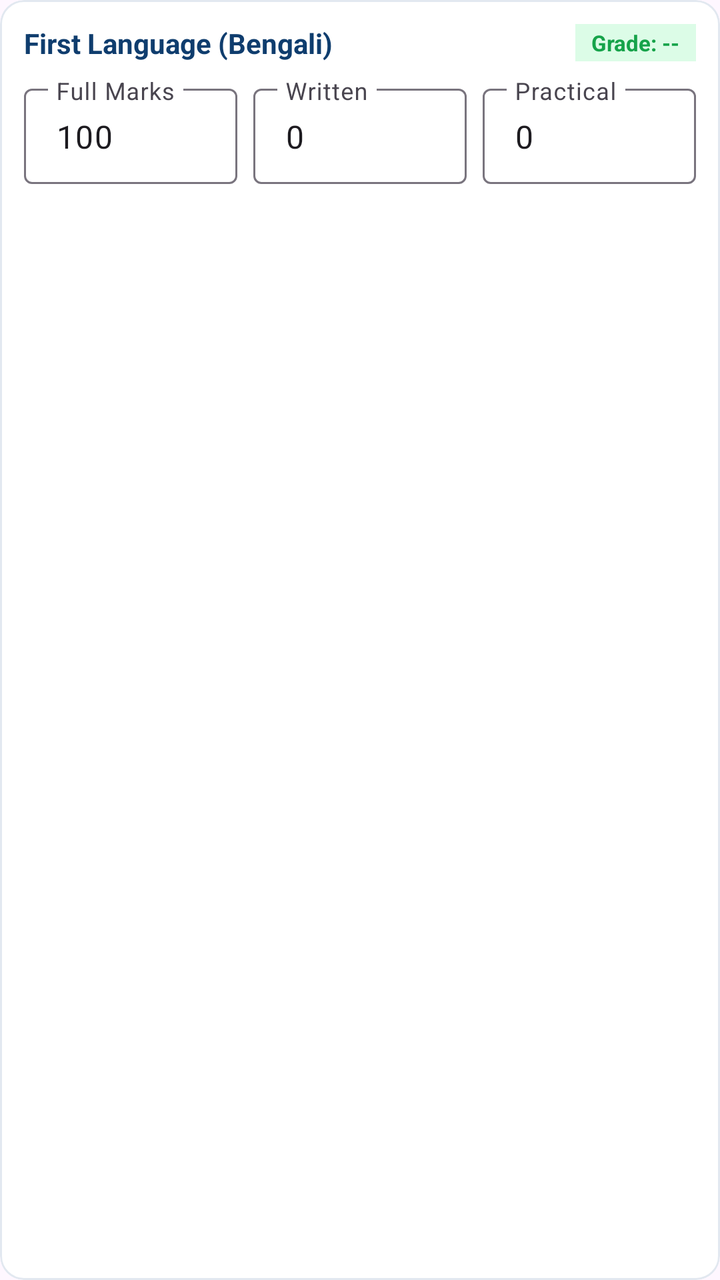
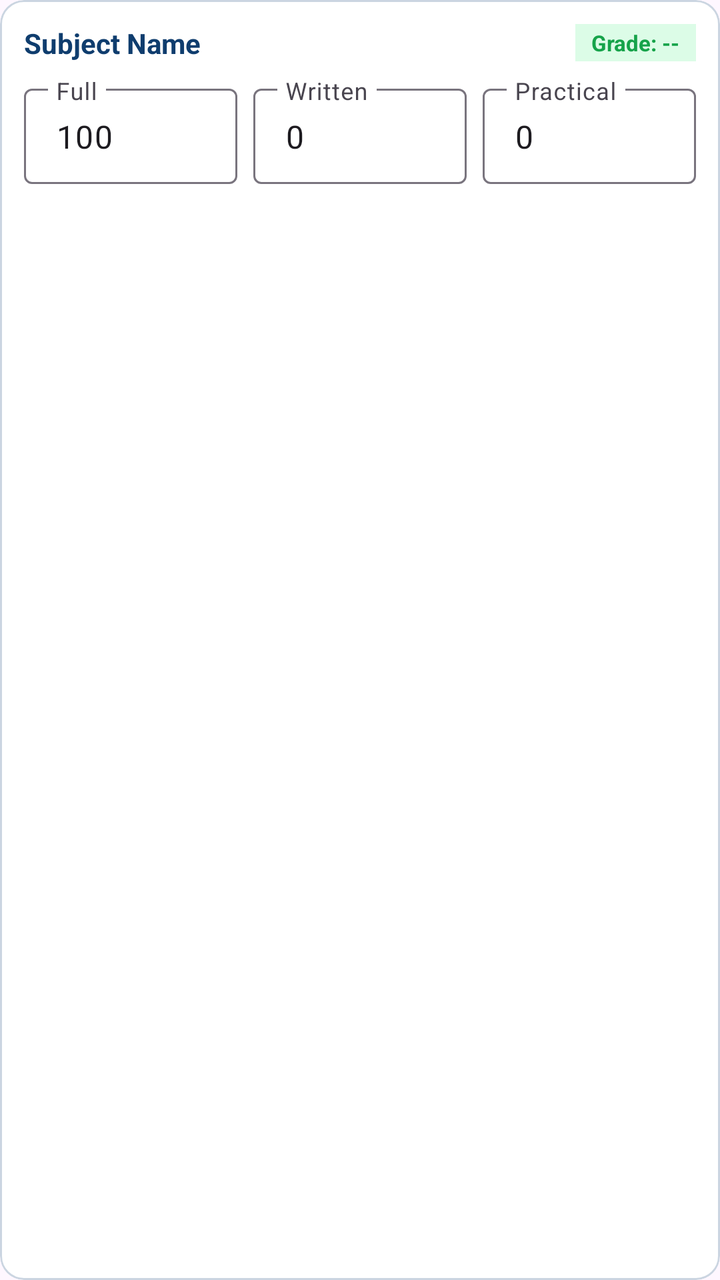

Two renders of the same Android screen: before a commit and after it. Below are the layout's source before the change and the commit's diff.
<!-- AndroidManifest.xml: application theme Theme.SchoolManager -->
<!-- res/layout/item_subject_mark_input.xml -->
<?xml version="1.0" encoding="utf-8"?>
<com.google.android.material.card.MaterialCardView
    xmlns:android="http://schemas.android.com/apk/res/android"
    xmlns:app="http://schemas.android.com/apk/res-auto"
    android:layout_width="match_parent"
    android:layout_height="wrap_content"
    android:layout_marginHorizontal="6dp"
    android:layout_marginVertical="4dp"
    app:cardCornerRadius="12dp"
    app:cardElevation="0dp"
    app:strokeWidth="1dp"
    app:strokeColor="#E2E8F0"
    app:cardBackgroundColor="@android:color/white">

    <LinearLayout
        android:layout_width="match_parent"
        android:layout_height="wrap_content"
        android:orientation="vertical"
        android:padding="12dp">

        <LinearLayout
            android:layout_width="match_parent"
            android:layout_height="wrap_content"
            android:orientation="horizontal"
            android:gravity="center_vertical">

            <TextView
                android:id="@+id/tvSubjectName"
                android:layout_width="0dp"
                android:layout_height="wrap_content"
                android:layout_weight="1"
                android:text="First Language (Bengali)"
                android:textColor="#0F3D6E"
                android:textSize="14sp"
                android:textStyle="bold" />

            <TextView
                android:id="@+id/tvSubjectGradeBadge"
                android:layout_width="wrap_content"
                android:layout_height="wrap_content"
                android:background="#DCFCE7"
                android:paddingHorizontal="8dp"
                android:paddingVertical="2dp"
                android:text="Grade: --"
                android:textColor="#16A34A"
                android:textSize="11sp"
                android:textStyle="bold" />
        </LinearLayout>

        <LinearLayout
            android:layout_width="match_parent"
            android:layout_height="wrap_content"
            android:layout_marginTop="8dp"
            android:orientation="horizontal">

            <com.google.android.material.textfield.TextInputLayout
                style="@style/Widget.Material3.TextInputLayout.OutlinedBox.Dense"
                android:layout_width="0dp"
                android:layout_height="wrap_content"
                android:layout_weight="1"
                android:layout_marginEnd="4dp"
                android:hint="Full Marks">

                <com.google.android.material.textfield.TextInputEditText
                    android:id="@+id/etFullMarks"
                    android:layout_width="match_parent"
                    android:layout_height="wrap_content"
                    android:inputType="number"
                    android:text="100" />
            </com.google.android.material.textfield.TextInputLayout>

            <com.google.android.material.textfield.TextInputLayout
                style="@style/Widget.Material3.TextInputLayout.OutlinedBox.Dense"
                android:layout_width="0dp"
                android:layout_height="wrap_content"
                android:layout_weight="1"
                android:layout_marginHorizontal="4dp"
                android:hint="Written">

                <com.google.android.material.textfield.TextInputEditText
                    android:id="@+id/etWrittenMarks"
                    android:layout_width="match_parent"
                    android:layout_height="wrap_content"
                    android:inputType="number"
                    android:text="0" />
            </com.google.android.material.textfield.TextInputLayout>

            <com.google.android.material.textfield.TextInputLayout
                style="@style/Widget.Material3.TextInputLayout.OutlinedBox.Dense"
                android:layout_width="0dp"
                android:layout_height="wrap_content"
                android:layout_weight="1"
                android:layout_marginStart="4dp"
                android:hint="Practical">

                <com.google.android.material.textfield.TextInputEditText
                    android:id="@+id/etPracticalMarks"
                    android:layout_width="match_parent"
                    android:layout_height="wrap_content"
                    android:inputType="number"
                    android:text="0" />
            </com.google.android.material.textfield.TextInputLayout>
        </LinearLayout>

    </LinearLayout>
</com.google.android.material.card.MaterialCardView>
<!-- resources referenced by this layout -->
<resources>
  <style name="Theme.SchoolManager" parent="Theme.Material3.DayNight.NoActionBar">
          <item name="colorPrimary">#0F3D6E</item>
          <item name="colorOnPrimary">#FFFFFF</item>
          <item name="colorSecondary">#D97706</item>
          <item name="android:statusBarColor">#0F3D6E</item>
          <item name="android:windowLightStatusBar">false</item>
      </style>
</resources>

<!-- the commit's change to res/layout/item_subject_mark_input.xml (unified diff, before → after) -->
@@ -7,9 +7,8 @@
     android:layout_marginHorizontal="6dp"
     android:layout_marginVertical="4dp"
     app:cardCornerRadius="12dp"
-    app:cardElevation="0dp"
     app:strokeWidth="1dp"
-    app:strokeColor="#E2E8F0"
+    app:strokeColor="#CBD5E1"
     app:cardBackgroundColor="@android:color/white">
 
     <LinearLayout
@@ -29,7 +28,7 @@
                 android:layout_width="0dp"
                 android:layout_height="wrap_content"
                 android:layout_weight="1"
-                android:text="First Language (Bengali)"
+                android:text="Subject Name"
                 android:textColor="#0F3D6E"
                 android:textSize="14sp"
                 android:textStyle="bold" />
@@ -59,7 +58,7 @@
                 android:layout_height="wrap_content"
                 android:layout_weight="1"
                 android:layout_marginEnd="4dp"
-                android:hint="Full Marks">
+                android:hint="Full">
 
                 <com.google.android.material.textfield.TextInputEditText
                     android:id="@+id/etFullMarks"
